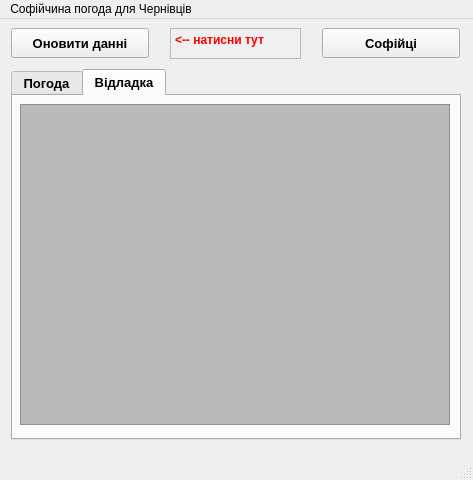
This is mainwindow.ui in centroparotjag/Sofia-weather-QT as Qt 5 draws it before an edit. The edited form follows.
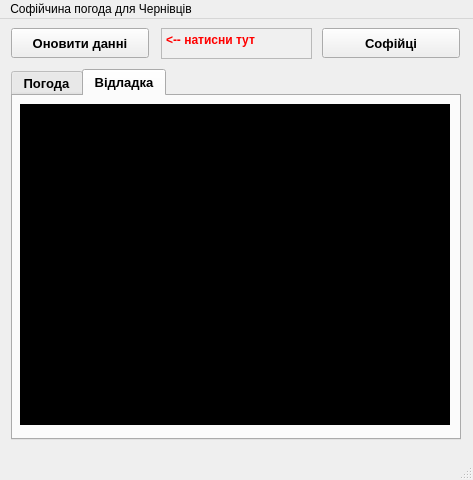
This is the edited form. The open tabs and pages were chosen to show the change.

Commit message: replase colour and ather param text

Diff of the .ui file:
```diff
--- a/mainwindow.ui
+++ b/mainwindow.ui
@@ -52,9 +52,9 @@
     </property>
     <property name="geometry">
      <rect>
-      <x>170</x>
+      <x>161</x>
       <y>9</y>
-      <width>131</width>
+      <width>151</width>
       <height>31</height>
      </rect>
     </property>
@@ -447,7 +447,7 @@
        </font>
       </property>
       <property name="styleSheet">
-       <string notr="true">background-color: rgb(186, 186, 186);</string>
+       <string notr="true">background-color: rgb(0, 0, 0);</string>
       </property>
       <property name="readOnly">
        <bool>true</bool>
```
Left out of the diff: 2 changed lines with no effect on the pictures. The commit also changes 2 other files.
